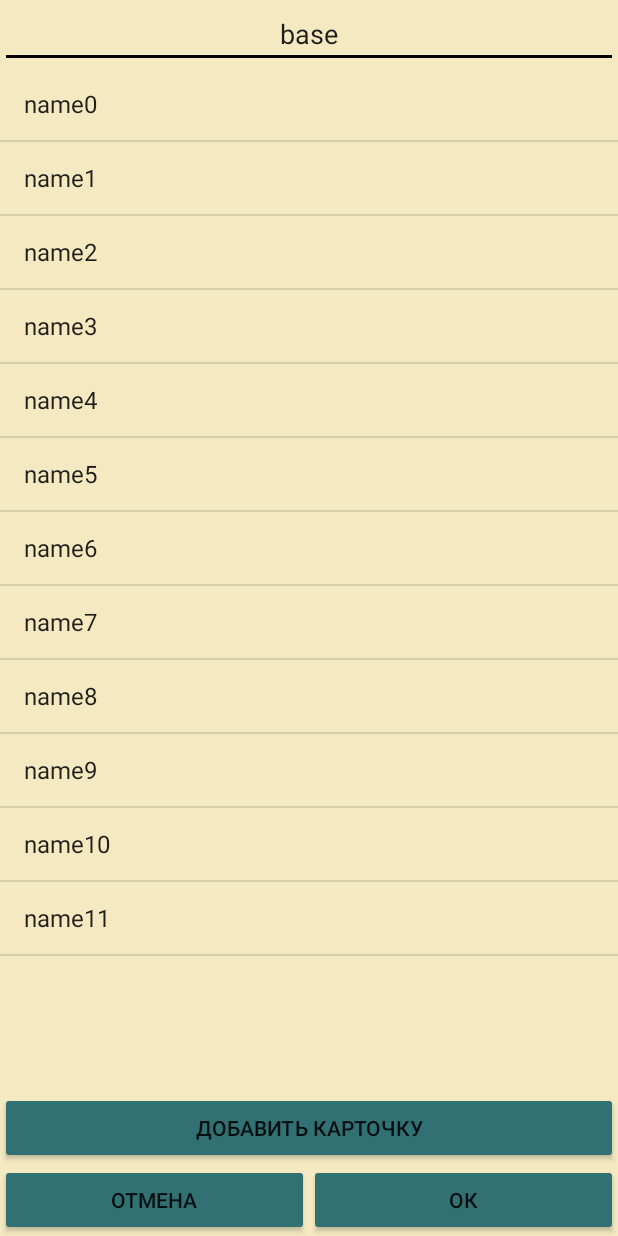
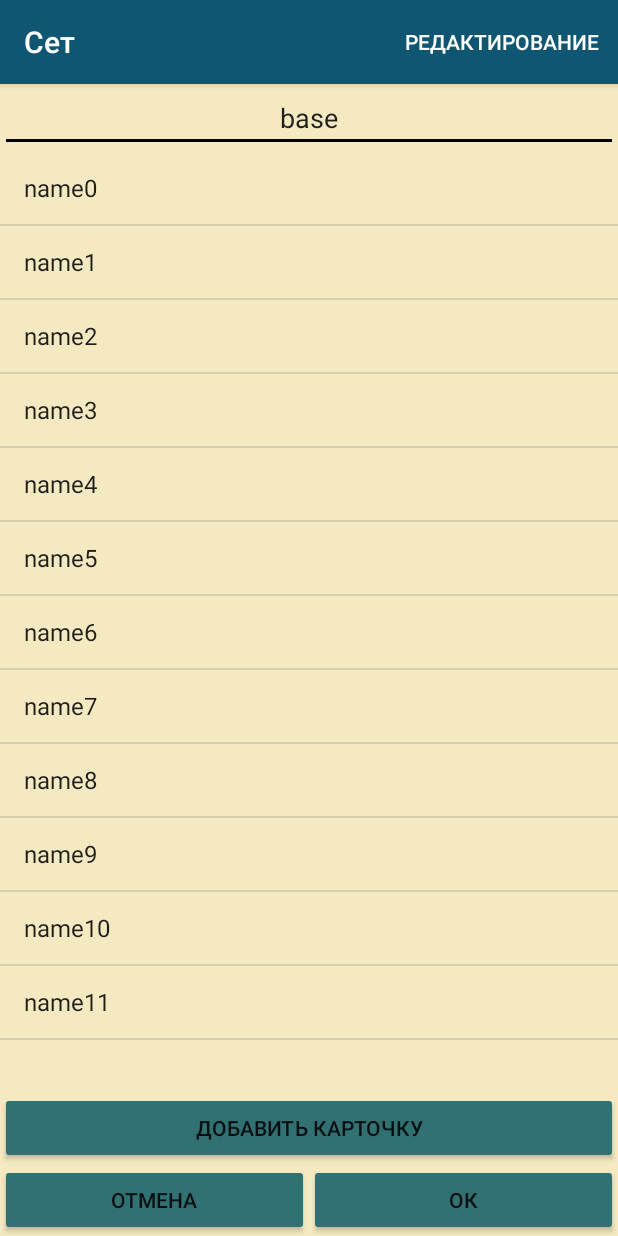
Before and after one commit to CodeMagicDragon/ProjectSettingsPart, an Android app: the SetActivity screen opened directly, with no data from a screen before it, after a tap on "base", on a phone screen of 412 x 824 dp. Run offline under Robolectric (Android 15) with nearby library versions, the phone set to English and light mode, and no system bars; our stand-ins replace Room's generated code.

Commit message:
Full Edit and Delete

```diff
--- a/src/main/java/com/part/project/projectsettingspart/CardListEditActivity.java
+++ b/src/main/java/com/part/project/projectsettingspart/CardListEditActivity.java
@@ -4,8 +4,11 @@ import android.content.Context;
 import android.content.Intent;
 import android.content.SharedPreferences;
 import android.content.pm.ActivityInfo;
+import android.support.v4.app.FragmentTransaction;
 import android.support.v7.app.AppCompatActivity;
 import android.os.Bundle;
+import android.view.Menu;
+import android.view.MenuItem;
 import android.view.View;
 import android.widget.AdapterView;
 import android.widget.ArrayAdapter;
@@ -15,17 +18,19 @@ import android.widget.ListView;
 import android.widget.Toast;
 
 import com.part.project.projectsettingspart.model.Card;
+import com.part.project.projectsettingspart.model.CardDao;
 
 import java.util.HashSet;
 import java.util.Set;
 
-public class CardListEditActivity extends AppCompatActivity
+public class CardListEditActivity extends DeleteDialogAbstractActivity
 {
     ListView cardList;
     Button createCardButton;
     Button okButton;
     Button cancelButton;
     EditText textSetName;
+    CardDao cd;
     Card[] cardSet;
     Set<Integer> baseCardNames;
     String setName;
@@ -33,7 +38,9 @@ public class CardListEditActivity extends AppCompatActivity
     Intent intent;
     SharedPreferences sp;
     SharedPreferences.Editor spEditor;
+    int deletedCardId;
     boolean firstResume;
+    boolean editMode;
 
     @Override
     protected void onCreate(Bundle savedInstanceState)
@@ -47,11 +54,14 @@ public class CardListEditActivity extends AppCompatActivity
         cancelButton = findViewById(R.id.set_cancel_button);
         textSetName = findViewById(R.id.edit_card_set_name);
         setName = getIntent().getStringExtra("set_name");
+        cd = App.getInstance().getAppDatabase().getCardDao();
         baseCardNames = new HashSet<>();
+        deletedCardId = -1;
         firstResume = true;
+        editMode = true;
         baseSetName = setName;
         textSetName.setText(setName);
-        getSupportActionBar().hide();
+        setTitle("Сет");
         sp = (getApplicationContext()).getSharedPreferences("edit_card_sp", Context.MODE_PRIVATE);
         spEditor = sp.edit();
         cardList.setOnItemClickListener(new AdapterView.OnItemClickListener()
@@ -59,10 +69,23 @@ public class CardListEditActivity extends AppCompatActivity
             @Override
             public void onItemClick(AdapterView<?> parent, View view, int p, long id)
             {
-                intent = new Intent(CardListEditActivity.this, CardEditActivity.class);
-                intent.putExtra("card_id", cardSet[p].id);
-                intent.putExtra("set_name", baseSetName);
-                startActivity(intent);
+                if (editMode)
+                {
+                    intent = new Intent(CardListEditActivity.this, CardEditActivity.class);
+                    intent.putExtra("card_id", cardSet[p].id);
+                    intent.putExtra("set_name", baseSetName);
+                    startActivity(intent);
+                }
+                else
+                {
+                    spEditor.putBoolean("deleted_element", false);
+                    spEditor.apply();
+                    deletedCardId = cardSet[p].id;
+                    DeleteDialogFragment delDialog = new DeleteDialogFragment();
+                    FragmentTransaction ft = getSupportFragmentManager().beginTransaction();
+                    delDialog.show(ft, "dialog");
+                    // delete card from array
+                }
             }
         });
         createCardButton.setOnClickListener(new View.OnClickListener()
@@ -119,23 +142,68 @@ public class CardListEditActivity extends AppCompatActivity
         });
     }
 
+    public void renewAdapter()
+    {
+        cardSet = cd.getBySetName(baseSetName);
+        String[] cardNames = new String[cardSet.length];
+        for (int i = 0; i < cardSet.length; i++)
+        {
+            cardNames[i] = cardSet[i].name;
+        }
+        cardList.setAdapter(new ArrayAdapter<String>(this, android.R.layout.simple_list_item_1, cardNames));
+    }
+
     @Override
     protected void onResume()
     {
         super.onResume();
-        App.getInstance().destroyActivityOnResume(this);
-        cardSet = App.getInstance().getAppDatabase().getCardDao().getBySetName(baseSetName);
-        String[] cardNames = new String[cardSet.length];
-        for (int i = 0; i < cardSet.length; i++)
+        renewAdapter();
+        if (firstResume)
         {
-            cardNames[i] = cardSet[i].name;
-            if (firstResume)
+            for (int i = 0; i < cardSet.length; i++)
             {
                 baseCardNames.add(cardSet[i].id);
             }
         }
-        cardList.setAdapter(new ArrayAdapter<String>(this, android.R.layout.simple_list_item_1, cardNames));
         firstResume = false;
-        // get card set and set adapter
+    }
+
+    @Override
+    public boolean onCreateOptionsMenu(Menu menu)
+    {
+        getMenuInflater().inflate(R.menu.main_menu, menu);
+        return true;
+    }
+
+    @Override
+    public boolean onOptionsItemSelected(MenuItem item)
+    {
+        int id = item.getItemId();
+        switch (id)
+        {
+            case R.id.menu_active_mode_item:
+                if (item.getTitle().equals(getResources().getString(R.string.edit)))
+                {
+                    item.setTitle(getResources().getString(R.string.del));
+                }
+                else
+                {
+                    item.setTitle(getResources().getString(R.string.edit));
+                }
+                editMode = !editMode;
+                break;
+            default:
+                return super.onOptionsItemSelected(item);
+        }
+        return true;
+    }
+
+    public void onOkButtonClick()
+    {
+        if (deletedCardId != -1)
+        {
+            cd.delete(cd.getById(deletedCardId));
+        }
+        renewAdapter();
     }
 }
--- /dev/null
+++ b/src/main/java/com/part/project/projectsettingspart/DeleteDialogAbstractActivity.java
@@ -0,0 +1,8 @@
+package com.part.project.projectsettingspart;
+
+import android.support.v7.app.AppCompatActivity;
+
+public abstract class DeleteDialogAbstractActivity extends AppCompatActivity
+{
+    public abstract void onOkButtonClick();
+}
--- a/src/main/java/com/part/project/projectsettingspart/SetActivity.java
+++ b/src/main/java/com/part/project/projectsettingspart/SetActivity.java
@@ -1,23 +1,38 @@
 package com.part.project.projectsettingspart;
 
+import android.content.ClipData;
+import android.content.Context;
 import android.content.Intent;
+import android.content.SharedPreferences;
 import android.content.pm.ActivityInfo;
+import android.support.v4.app.FragmentTransaction;
 import android.support.v7.app.AppCompatActivity;
 import android.os.Bundle;
+import android.view.Menu;
+import android.view.MenuItem;
 import android.view.View;
 import android.widget.AdapterView;
 import android.widget.ArrayAdapter;
 import android.widget.Button;
 import android.widget.ListView;
+import android.widget.Toolbar;
 
+import com.part.project.projectsettingspart.model.Card;
+import com.part.project.projectsettingspart.model.CardDao;
 import com.part.project.projectsettingspart.model.SetActions;
 
-public class SetActivity extends AppCompatActivity
+public class SetActivity extends DeleteDialogAbstractActivity
 {
     ListView setList;
     Button buttonAdd;
+    Toolbar actionToolbar;
+    SharedPreferences sp;
+    SharedPreferences.Editor spEditor;
     String[] setNames;
+    String deletedSetName;
+    CardDao cd;
     Intent intent;
+    boolean editMode;
 
     @Override
     protected void onCreate(Bundle savedInstanceState)
@@ -25,16 +40,34 @@ public class SetActivity extends AppCompatActivity
         super.onCreate(savedInstanceState);
         setContentView(R.layout.activity_set);
         setRequestedOrientation(ActivityInfo.SCREEN_ORIENTATION_USER_PORTRAIT);
-        setTitle("Сеты");
         setList = findViewById(R.id.set_edit_list);
         buttonAdd = findViewById(R.id.set_add_button);
+        sp = getApplicationContext().getSharedPreferences("edit_card_sp", Context.MODE_PRIVATE);
+        cd = App.getInstance().getAppDatabase().getCardDao();
+        spEditor = sp.edit();
+        deletedSetName = "";
+        editMode = true;
+        setTitle("Сеты");
+        //actionToolbar = findViewById(R.id.edit_toolbar);
         setList.setOnItemClickListener(new AdapterView.OnItemClickListener() {
             @Override
             public void onItemClick(AdapterView<?> parent, View view, int p, long id)
             {
-                intent = new Intent(SetActivity.this, CardListEditActivity.class);
-                intent.putExtra("set_name", setNames[p]);
-                startActivity(intent);
+                if (editMode)
+                {
+                    intent = new Intent(SetActivity.this, CardListEditActivity.class);
+                    intent.putExtra("set_name", setNames[p]);
+                    startActivity(intent);
+                }
+                else
+                {
+                    spEditor.putBoolean("deleted_element", true);
+                    spEditor.apply();
+                    deletedSetName = setNames[p];
+                    DeleteDialogFragment delDialog = new DeleteDialogFragment();
+                    FragmentTransaction ft = getSupportFragmentManager().beginTransaction();
+                    delDialog.show(ft, "dialog");
+                }
             }
         });
         buttonAdd.setOnClickListener(new View.OnClickListener()
@@ -49,13 +82,65 @@ public class SetActivity extends AppCompatActivity
         });
     }
 
+    public void renewAdapter()
+    {
+        setNames = (new SetActions()).loadSetNames();
+        setList.setAdapter(new ArrayAdapter<String>(this, android.R.layout.simple_list_item_1, setNames));
+    }
+
     @Override
     protected void onResume()
     {
         super.onResume();
         App.getInstance().destroyActivityOnResume(this);
-        setNames = (new SetActions()).loadSetNames();
-        ArrayAdapter<String> setAdapter = new ArrayAdapter<String>(this, android.R.layout.simple_list_item_1, setNames);
-        setList.setAdapter(setAdapter);
+        renewAdapter();
+    }
+
+    @Override
+    public boolean onCreateOptionsMenu(Menu menu)
+    {
+        getMenuInflater().inflate(R.menu.main_menu, menu);
+        return true;
+    }
+
+    @Override
+    public boolean onOptionsItemSelected(MenuItem item)
+    {
+        int id = item.getItemId();
+        switch (id)
+        {
+            case R.id.menu_active_mode_item:
+                if (item.getTitle().equals(getResources().getString(R.string.edit)))
+                {
+                    item.setTitle(getResources().getString(R.string.del));
+                }
+                else
+                {
+                    item.setTitle(getResources().getString(R.string.edit));
+                }
+                editMode = !editMode;
+                break;
+            /*case R.id.menu_edit_mode_item:
+                activeMode.setTitle("EDIT");
+                editMode = true;
+                break;
+            case R.id.menu_delete_mode_item:
+                activeMode.setTitle("DELETE");
+                editMode = false;
+                break;*/
+            default:
+                return super.onOptionsItemSelected(item);
+        }
+        return true;
+    }
+
+    public void onOkButtonClick()
+    {
+        Card[] cards = cd.getBySetName(deletedSetName);
+        for (int i = 0; i < cards.length; i++)
+        {
+            cd.delete(cards[i]);
+        }
+        renewAdapter();
     }
 }
--- /dev/null
+++ b/src/main/res/menu/main_menu.xml
@@ -0,0 +1,16 @@
+<?xml version="1.0" encoding="utf-8"?>
+<menu xmlns:android="http://schemas.android.com/apk/res/android"
+    xmlns:item_settings="http://schemas.android.com/apk/res-auto">
+    <item
+        android:id="@+id/menu_active_mode_item"
+        android:title="Редактирование"
+        item_settings:showAsAction="always"/>
+    <!--<item
+        android:id="@+id/menu_edit_mode_item"
+        android:title="Edit mode"
+        item_settings:showAsAction="never"/>
+    <item
+        android:id="@+id/menu_delete_mode_item"
+        android:title="Delete mode"
+        item_settings:showAsAction="never"/> -->
+</menu>
--- a/src/main/res/values/strings.xml
+++ b/src/main/res/values/strings.xml
@@ -1,3 +1,5 @@
 <resources>
     <string name="app_name">ProjectSettingsPart</string>
+    <string name="del">Удаление</string>
+    <string name="edit">Редактирование</string>
 </resources>
```
Also changed, not shown: src/main/AndroidManifest.xml (+6 -4 lines), src/main/java/com/part/project/projectsettingspart/CardEditActivity.java (+8 -3 lines), src/main/java/com/part/project/projectsettingspart/DeleteDialogFragment.java (added, +59 -0 lines).
